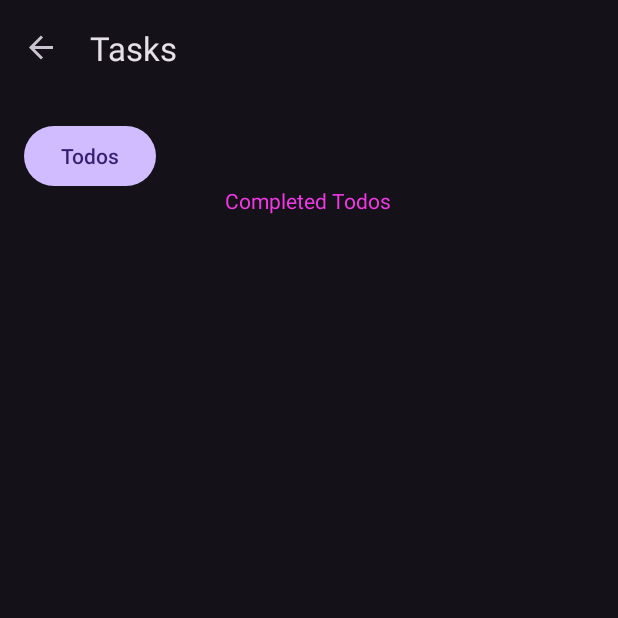
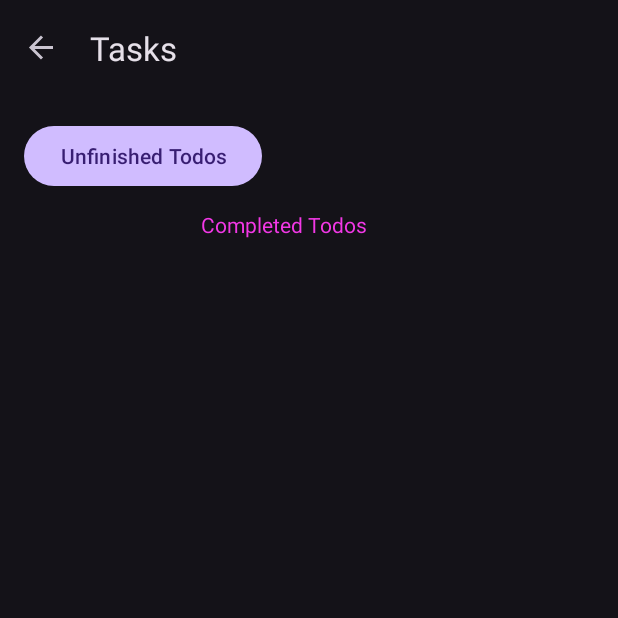
Before and after one commit to KoukiVu/Vital-Time, an Android app: the ToDoFragment screen opened through its navigation route, after a tap on "Finished Todos", on a phone screen of 412 x 824 dp, the top half of it. Run offline under Robolectric (Android 15) with nearby library versions, the phone set to English and light mode, and no system bars; our stand-ins replace Firebase (no records; nobody signed in at launch, a user with empty details on screens opened directly), navigation-ui; Roboto replaces fonts that are not available here; 4 statements that could not run were skipped.

Commit message:
BIGGER PUSH

```diff
--- a/app/src/main/java/com/example/vitaltime/ToDoFragment.java
+++ b/app/src/main/java/com/example/vitaltime/ToDoFragment.java
@@ -181,7 +181,7 @@ public class ToDoFragment extends Fragment implements TodoAdapter.OnTodoItemList
         todoAdapter.setTodos(todoManager.getFinishedTodos());
         todoAdapter.notifyDataSetChanged();
         binding.buttonAddTodo.setText("Completed Todos");
-        binding.buttonFirst.setText("Todos");
+        binding.buttonFirst.setText("Unfinished Todos");
     }
     @Override
     public void onDelete(int position) {
--- a/app/src/main/res/layout/fragment_todo.xml
+++ b/app/src/main/res/layout/fragment_todo.xml
@@ -46,17 +46,18 @@
                         android:layout_width="match_parent"
                         android:layout_height="match_parent"
                         app:layout_constraintTop_toBottomOf="@+id/button_add_todo"
-                />
+                        tools:layout_editor_absoluteX="16dp" android:layout_marginTop="16dp"/>
                 <TextView
                         android:id="@+id/CompletedTodos"
                         android:text="Completed Todos"
                         android:layout_width="143dp"
                         android:layout_height="31dp"
                         android:backgroundTint="@color/black"
-                        app:layout_constraintStart_toStartOf="parent" app:layout_constraintEnd_toEndOf="parent"
-                        app:layout_constraintTop_toTopOf="parent" android:layout_marginTop="32dp"
-                        app:layout_constraintBottom_toBottomOf="@+id/button_add_todo"
-                        app:layout_constraintVertical_bias="1.0" app:layout_constraintHorizontal_bias="0.567"/>
+                        app:layout_constraintStart_toStartOf="@+id/button_add_todo"
+                        app:layout_constraintEnd_toEndOf="@+id/button_add_todo"
+                        app:layout_constraintVertical_bias="1.0"
+                        app:layout_constraintBottom_toTopOf="@+id/recyclerview"
+                        app:layout_constraintTop_toBottomOf="@+id/button_add_todo"/>
 
 
         </androidx.constraintlayout.widget.ConstraintLayout>
```
Also changed, not shown: app/src/main/java/com/example/vitaltime/TodoAdapter.java (+8 -0 lines), app/src/main/res/layout/item_todo.xml (+6 -5 lines).
